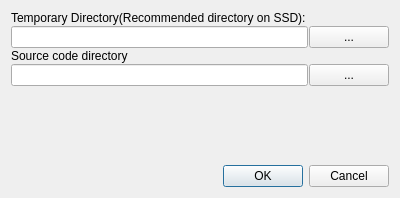
Qt form preferencedialog.ui (missdeer/cjlv) before a commit.
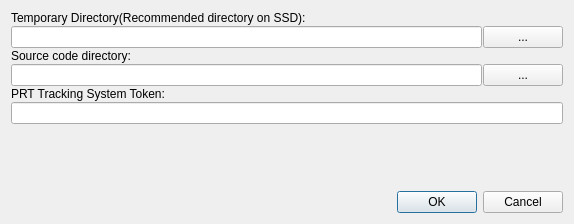
The same form after that commit.

Commit message: (+)add input PRT tracking system token option on UI

What changed in the file:
```diff
--- a/preferencedialog.ui
+++ b/preferencedialog.ui
@@ -6,14 +6,14 @@
    <rect>
     <x>0</x>
     <y>0</y>
-    <width>400</width>
-    <height>198</height>
+    <width>574</width>
+    <height>224</height>
    </rect>
   </property>
   <property name="windowTitle">
    <string>Preference</string>
   </property>
-  <layout class="QVBoxLayout" name="verticalLayout" stretch="0,0,0,0,1,0">
+  <layout class="QVBoxLayout" name="verticalLayout" stretch="0,0,0,0,0,0,0,0">
    <property name="spacing">
     <number>1</number>
    </property>
@@ -41,7 +41,7 @@
    <item>
     <widget class="QLabel" name="label_2">
      <property name="text">
-      <string>Source code directory</string>
+      <string>Source code directory:</string>
      </property>
     </widget>
    </item>
@@ -60,7 +60,27 @@
     </layout>
    </item>
    <item>
-    <widget class="QWidget" name="widget" native="true"/>
+    <widget class="QLabel" name="label_3">
+     <property name="text">
+      <string>PRT Tracking System Token:</string>
+     </property>
+    </widget>
+   </item>
+   <item>
+    <widget class="QLineEdit" name="edtToken"/>
+   </item>
+   <item>
+    <spacer name="verticalSpacer">
+     <property name="orientation">
+      <enum>Qt::Vertical</enum>
+     </property>
+     <property name="sizeHint" stdset="0">
+      <size>
+       <width>20</width>
+       <height>40</height>
+      </size>
+     </property>
+    </spacer>
    </item>
    <item>
     <widget class="QDialogButtonBox" name="buttonBox">
```
The commit also changes 4 other files.
